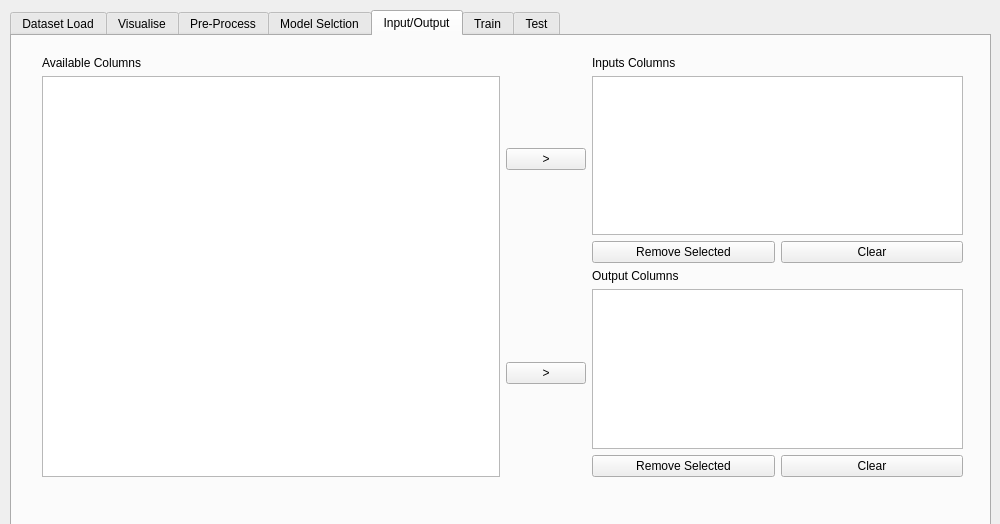
Qt form resources/ui/ml_gui.ui (matheusft/modelling_ml) before a commit.
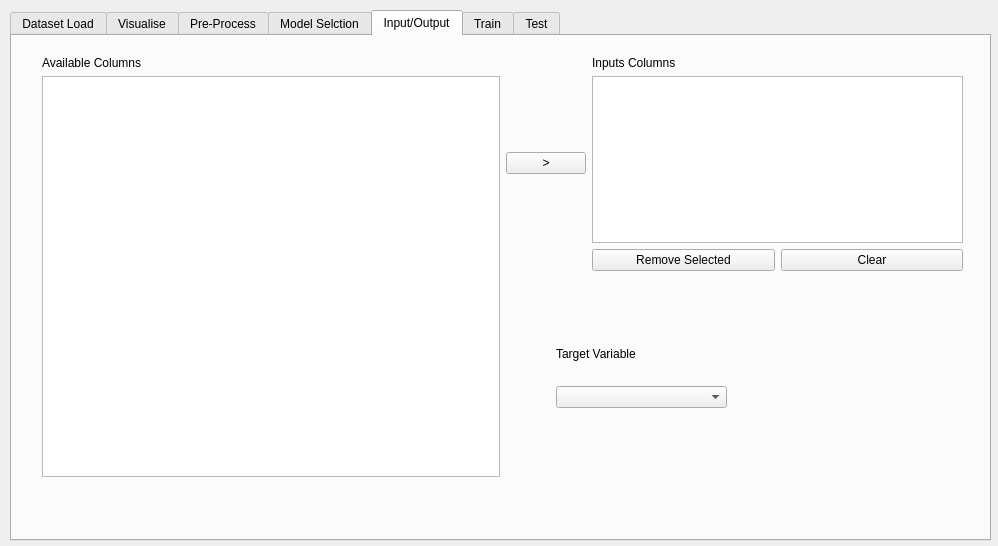
The same form after that commit. The open tabs and pages were chosen to show the change. Icons and pictures are not drawn. Custom widgets are drawn as their Qt base class.

Commit message:
Building the Input/Output Tab
Took 10 hours 14 minutes

```diff
--- a/resources/ui/ml_gui.ui
+++ b/resources/ui/ml_gui.ui
@@ -6,8 +6,8 @@
    <rect>
     <x>0</x>
     <y>0</y>
-    <width>1000</width>
-    <height>524</height>
+    <width>998</width>
+    <height>546</height>
    </rect>
   </property>
   <property name="windowTitle">
@@ -2141,6 +2141,29 @@
          </layout>
         </item>
         <item>
+         <widget class="QStackedWidget" name="output_selection_stackedWidget">
+          <property name="minimumSize">
+           <size>
+            <width>0</width>
+            <height>200</height>
+           </size>
+          </property>
+          <property name="frameShape">
+           <enum>QFrame::NoFrame</enum>
+          </property>
+          <property name="currentIndex">
+           <number>1</number>
+          </property>
+          <widget class="QWidget" name="regression">
+           <widget class="QWidget" name="layoutWidget">
+            <property name="geometry">
+             <rect>
+              <x>0</x>
+              <y>0</y>
+              <width>452</width>
+              <height>204</height>
+             </rect>
+            </property>
          <layout class="QHBoxLayout" name="horizontalLayout_3">
           <item>
            <widget class="QPushButton" name="add_output_columns_pushButton">
@@ -2186,6 +2209,33 @@
            </layout>
           </item>
          </layout>
+           </widget>
+          </widget>
+          <widget class="QWidget" name="classification">
+           <widget class="QWidget" name="layoutWidget">
+            <property name="geometry">
+             <rect>
+              <x>50</x>
+              <y>50</y>
+              <width>171</width>
+              <height>81</height>
+             </rect>
+            </property>
+            <layout class="QGridLayout" name="gridLayout_5">
+             <item row="0" column="0">
+              <widget class="QLabel" name="label_14">
+               <property name="text">
+                <string>Target Variable</string>
+               </property>
+              </widget>
+             </item>
+             <item row="1" column="0">
+              <widget class="QComboBox" name="clas_output_colum_comboBox"/>
+             </item>
+            </layout>
+           </widget>
+          </widget>
+         </widget>
         </item>
        </layout>
       </item>
```
Left out of the diff: 8 changed lines with no effect on the pictures. Lines whose indentation alone changed are shown as unchanged. The commit also changes 4 other files.
